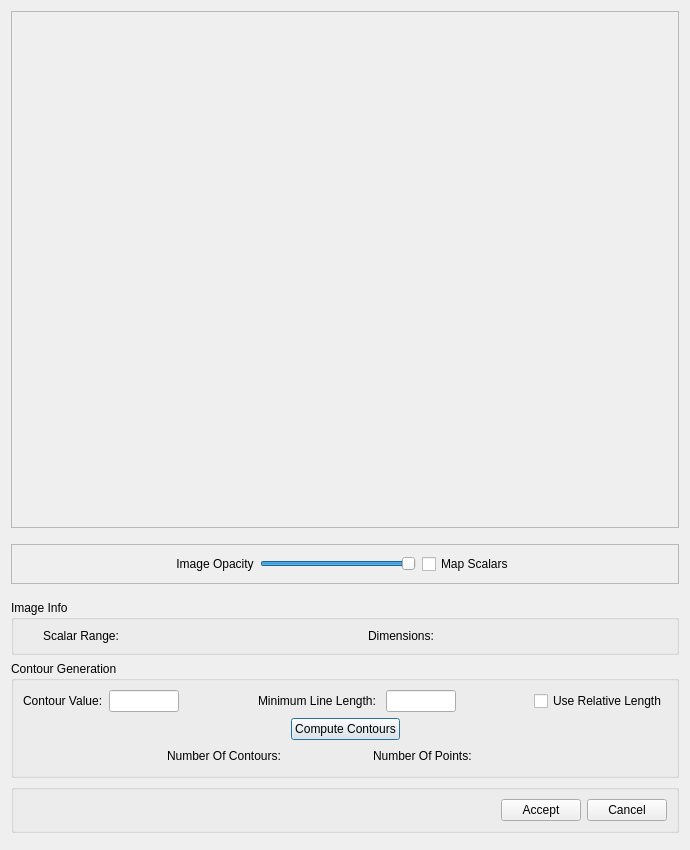
Qt form smtk/extension/paraview/widgets/qtGenerateContoursDialog.ui (Kitware/SMTK) before a commit.
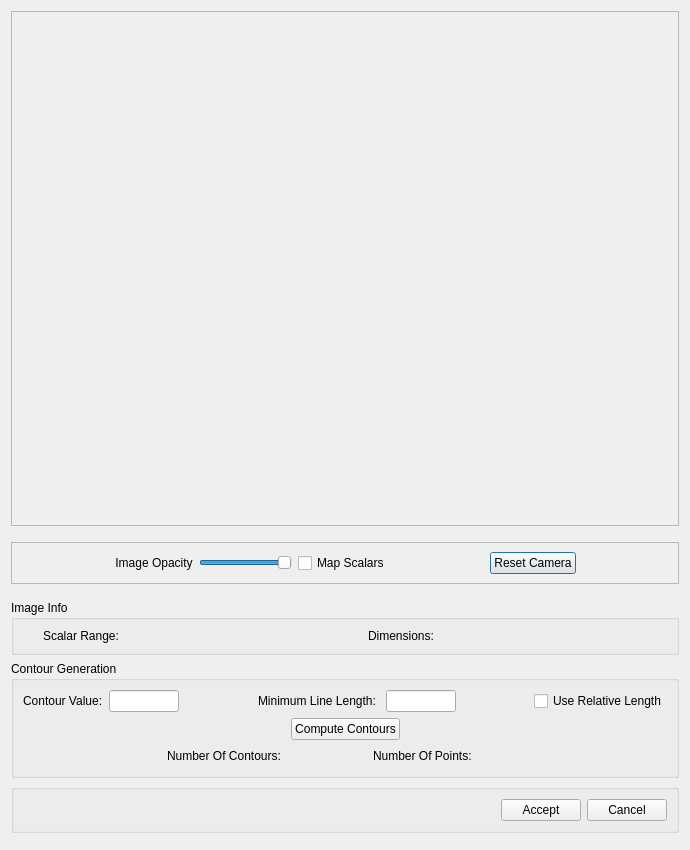
The same form after that commit.

Commit message: GenerateContoursDialog: update view to be 2d and add a camera reset

```diff
--- a/smtk/extension/paraview/widgets/qtGenerateContoursDialog.ui
+++ b/smtk/extension/paraview/widgets/qtGenerateContoursDialog.ui
@@ -74,13 +74,13 @@
      </property>
      <layout class="QHBoxLayout" name="horizontalLayout_3">
       <item>
-       <spacer name="horizontalSpacer_3">
+       <spacer name="horizontalSpacer_2">
         <property name="orientation">
          <enum>Qt::Horizontal</enum>
         </property>
         <property name="sizeHint" stdset="0">
          <size>
-          <width>79</width>
+          <width>40</width>
           <height>20</height>
          </size>
         </property>
@@ -136,7 +136,27 @@
         </property>
         <property name="sizeHint" stdset="0">
          <size>
-          <width>79</width>
+          <width>40</width>
+          <height>20</height>
+         </size>
+        </property>
+       </spacer>
+      </item>
+      <item>
+       <widget class="QPushButton" name="resetCamera">
+        <property name="text">
+         <string>Reset Camera</string>
+        </property>
+       </widget>
+      </item>
+      <item>
+       <spacer name="horizontalSpacer_3">
+        <property name="orientation">
+         <enum>Qt::Horizontal</enum>
+        </property>
+        <property name="sizeHint" stdset="0">
+         <size>
+          <width>40</width>
           <height>20</height>
          </size>
         </property>
```
Left out of the diff: 2 changed lines with no effect on the pictures. The commit also changes 2 other files.
